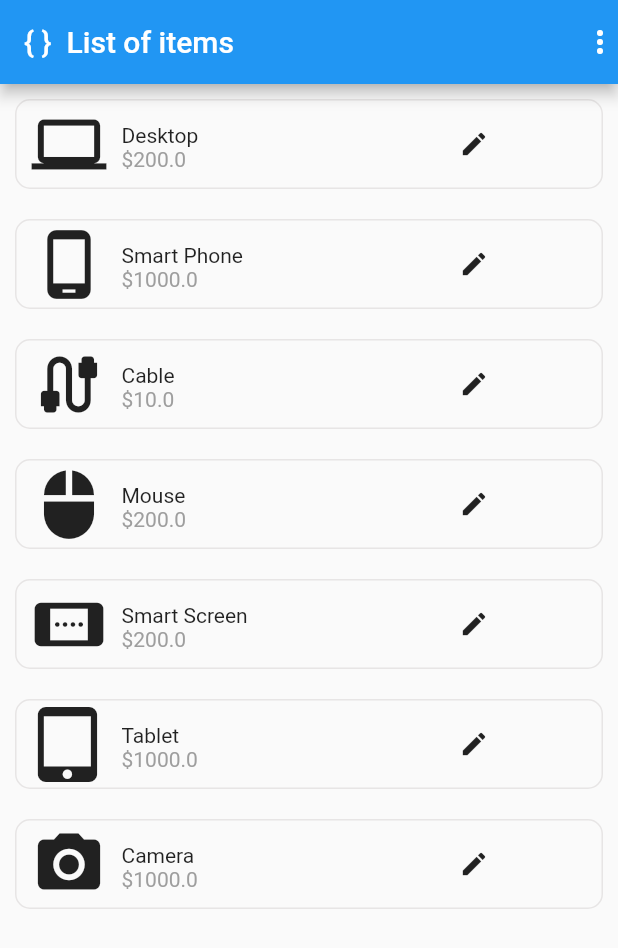
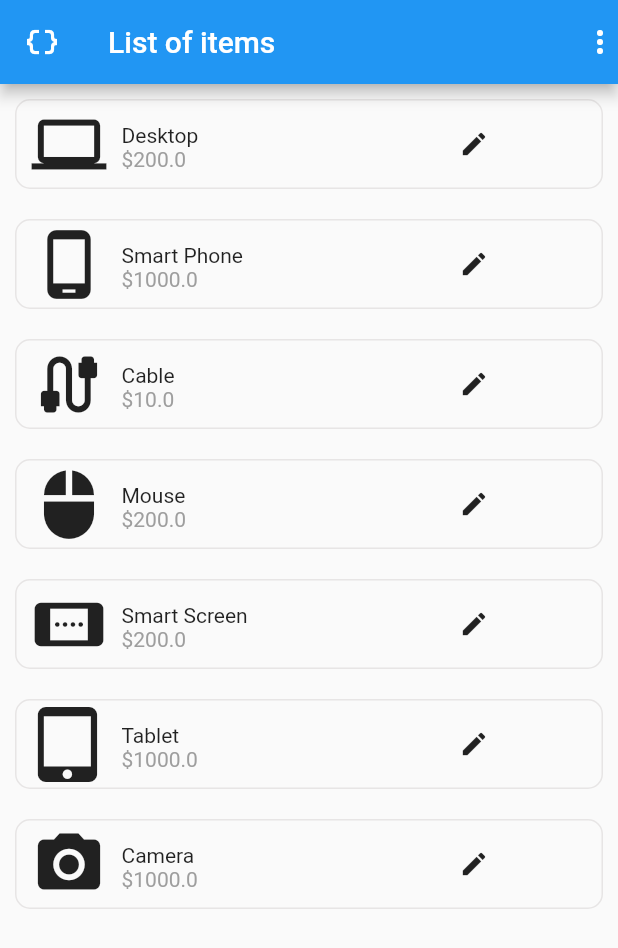
Before and after one commit to RobelAK/List-Of-Items, a Flutter app: the screen it shows after launch, on a phone screen of 412 x 824 dp. Shown: the top 948 px of the screen. Run offline on Flutter 3.47's test engine with Material 2 defaults, Android fonts, the phone set to English and light mode, and no system bars.

Commit message:
robel aklilu

```diff
--- a/lib/main.dart
+++ b/lib/main.dart
@@ -9,7 +9,8 @@ class listOfItems extends StatelessWidget {
       title: "List of items",
       home: Scaffold(
         appBar: AppBar(
-          title: Text("{ }  List of items"),
+          leading: const Icon(Icons.data_object),
+          title: const Text("List of items"),
           actions:  const <Widget>[
             Icon(Icons.more_vert),
           ],
```
